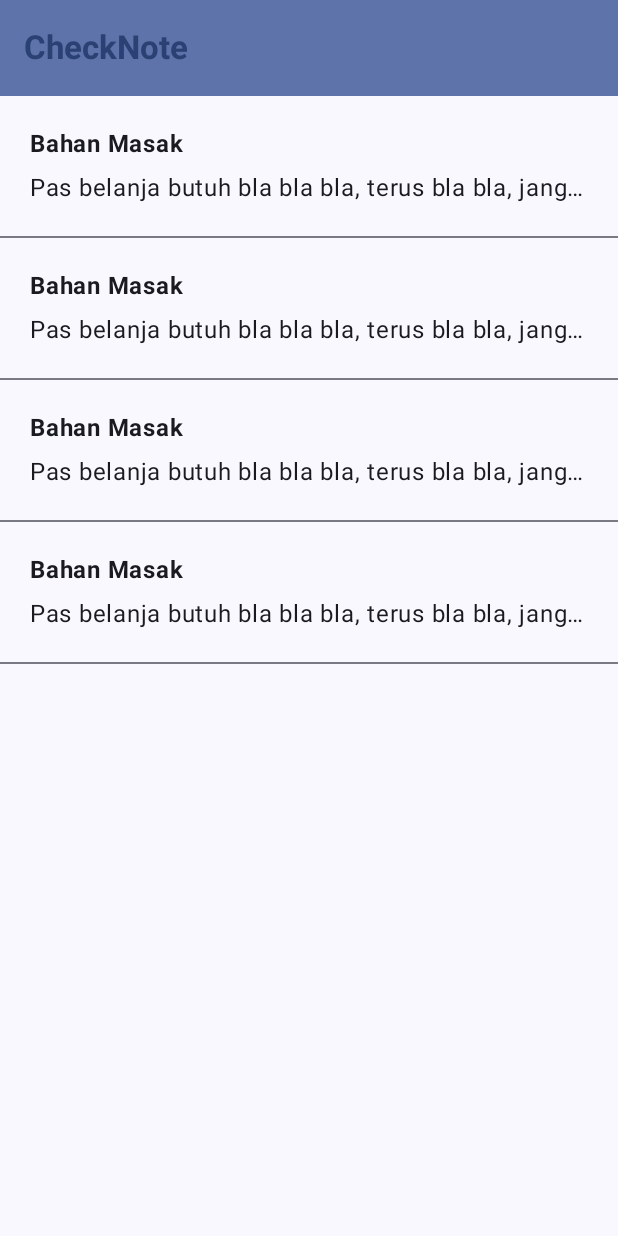
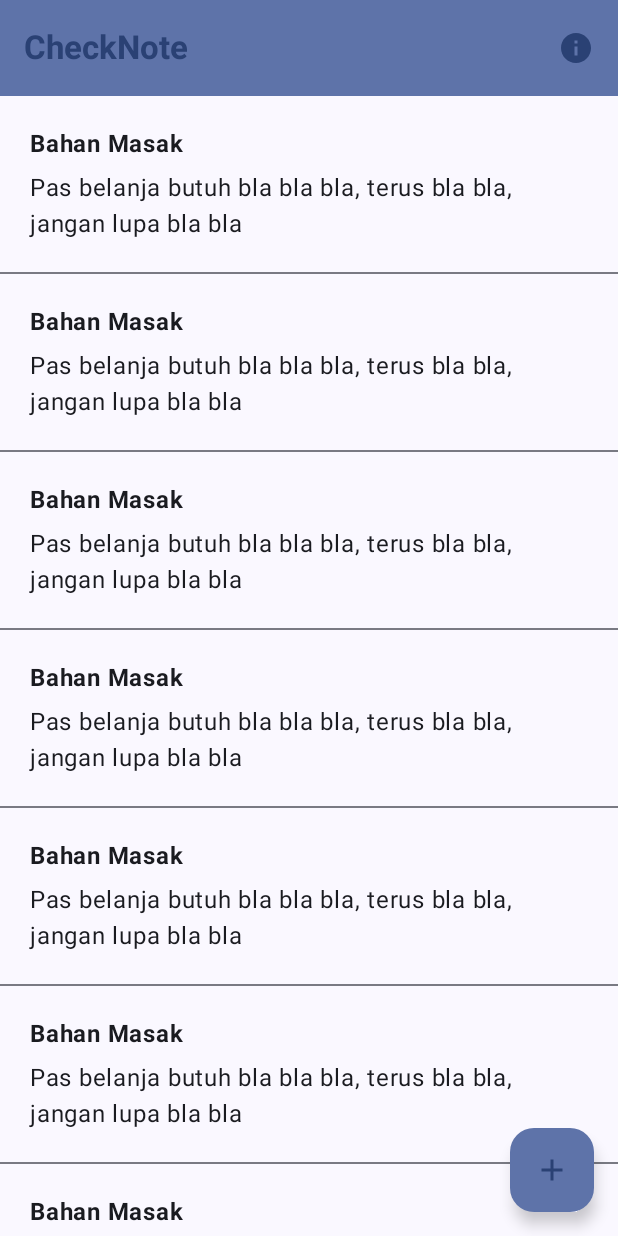
Before and after one commit to luthfirp/checknote, an Android app built with Jetpack Compose: the screen it shows after launch (MainActivity), on a phone screen of 412 x 824 dp. Run offline under Robolectric (Android 15) with nearby library versions, the phone set to English and light mode, and no system bars.

Commit message:
Added Navigation and Raster Image

```diff
--- a/app/src/main/java/org/d3if3082/checknote/MainActivity.kt
+++ b/app/src/main/java/org/d3if3082/checknote/MainActivity.kt
@@ -1,16 +1,13 @@
 package org.d3if3082.checknote
 
-import android.content.res.Configuration
 import android.os.Bundle
 import androidx.activity.ComponentActivity
 import androidx.activity.compose.setContent
 import androidx.compose.foundation.layout.fillMaxSize
 import androidx.compose.material3.MaterialTheme
 import androidx.compose.material3.Surface
-import androidx.compose.runtime.Composable
 import androidx.compose.ui.Modifier
-import androidx.compose.ui.tooling.preview.Preview
-import org.d3if3082.checknote.ui.screen.MainScreen
+import org.d3if3082.checknote.navigation.SetupNavGraoh
 import org.d3if3082.checknote.ui.theme.CheckNoteTheme
 
 class MainActivity : ComponentActivity() {
@@ -23,17 +20,10 @@ class MainActivity : ComponentActivity() {
                     modifier = Modifier.fillMaxSize(),
                     color = MaterialTheme.colorScheme.background
                 ) {
-                   MainScreen()
+//                   MainScreen()
+                    SetupNavGraoh()
                 }
             }
         }
     }
 }
-
-@Preview(uiMode = Configuration.UI_MODE_NIGHT_YES, showBackground = true)
-@Composable
-fun ScreenPreview() {
-    CheckNoteTheme {
-        MainScreen()
-    }
-}
--- /dev/null
+++ b/app/src/main/java/org/d3if3082/checknote/navigation/NavGraph.kt
@@ -0,0 +1,28 @@
+package org.d3if3082.checknote.navigation
+
+import androidx.compose.runtime.Composable
+import androidx.navigation.NavHostController
+import androidx.navigation.compose.NavHost
+import androidx.navigation.compose.composable
+import androidx.navigation.compose.rememberNavController
+import org.d3if3082.checknote.ui.screen.AddNoteScreen
+import org.d3if3082.checknote.ui.screen.InfoScreen
+import org.d3if3082.checknote.ui.screen.MainScreen
+
+@Composable
+fun SetupNavGraoh(navController: NavHostController = rememberNavController()){
+    NavHost(
+        navController = navController,
+        startDestination = Screen.Home.route
+    ) {
+        composable(route = Screen.Home.route) {
+            MainScreen(navController)
+        }
+        composable(route = Screen.Info.route) {
+            InfoScreen(navController)
+        }
+        composable(route = Screen.Add.route) {
+            AddNoteScreen(navController)
+        }
+    }
+}
--- /dev/null
+++ b/app/src/main/java/org/d3if3082/checknote/navigation/Screen.kt
@@ -0,0 +1,7 @@
+package org.d3if3082.checknote.navigation
+
+sealed class Screen(val route: String) {
+    data object Home: Screen("mainScreen")
+    data object Info: Screen("infoScreen")
+    data object Add: Screen("addScreen")
+}
--- a/app/src/main/java/org/d3if3082/checknote/ui/screen/MainScreen.kt
+++ b/app/src/main/java/org/d3if3082/checknote/ui/screen/MainScreen.kt
@@ -1,67 +1,139 @@
 package org.d3if3082.checknote.ui.screen
 
+import android.content.res.Configuration
+import androidx.compose.foundation.Image
+import androidx.compose.foundation.clickable
 import androidx.compose.foundation.layout.Arrangement
 import androidx.compose.foundation.layout.Column
+import androidx.compose.foundation.layout.PaddingValues
 import androidx.compose.foundation.layout.fillMaxSize
 import androidx.compose.foundation.layout.fillMaxWidth
 import androidx.compose.foundation.layout.padding
+import androidx.compose.foundation.layout.size
 import androidx.compose.foundation.lazy.LazyColumn
 import androidx.compose.foundation.lazy.items
+import androidx.compose.material.icons.Icons
+import androidx.compose.material.icons.filled.Add
+import androidx.compose.material.icons.filled.Info
 import androidx.compose.material3.Divider
 import androidx.compose.material3.ExperimentalMaterial3Api
+import androidx.compose.material3.FloatingActionButton
+import androidx.compose.material3.Icon
+import androidx.compose.material3.IconButton
 import androidx.compose.material3.MaterialTheme
 import androidx.compose.material3.Scaffold
 import androidx.compose.material3.Text
 import androidx.compose.material3.TopAppBar
 import androidx.compose.material3.TopAppBarDefaults
 import androidx.compose.runtime.Composable
+import androidx.compose.ui.Alignment
 import androidx.compose.ui.Modifier
+import androidx.compose.ui.platform.LocalContext
+import androidx.compose.ui.res.painterResource
 import androidx.compose.ui.res.stringResource
 import androidx.compose.ui.text.font.FontWeight
 import androidx.compose.ui.text.style.TextOverflow
+import androidx.compose.ui.tooling.preview.Preview
 import androidx.compose.ui.unit.dp
 import androidx.lifecycle.viewmodel.compose.viewModel
+import androidx.navigation.NavHostController
+import androidx.navigation.compose.rememberNavController
 import org.d3if3082.checknote.R
 import org.d3if3082.checknote.model.Note
+import org.d3if3082.checknote.navigation.Screen
+import org.d3if3082.checknote.ui.theme.CheckNoteTheme
 
 @OptIn(ExperimentalMaterial3Api::class)
 @Composable
-fun MainScreen() {
+fun MainScreen(navController: NavHostController) {
+    val context = LocalContext.current
     Scaffold(
         topBar = {
             TopAppBar(
-                colors = TopAppBarDefaults.topAppBarColors(
+                    colors = TopAppBarDefaults.topAppBarColors(
                     containerColor = MaterialTheme.colorScheme.primaryContainer,
                     titleContentColor = MaterialTheme.colorScheme.primary,
                 ),
                 title = {
                     Text(text = stringResource(id = R.string.app_name), fontWeight = FontWeight.Bold)
+                },
+                actions = {
+                    IconButton(
+                        onClick = {
+                            navController.navigate(Screen.Info.route)
+                        }
+                    ) {
+                        Icon(
+                            imageVector = Icons.Filled.Info,
+                            contentDescription = null,
+                            tint = MaterialTheme.colorScheme.primary
+                        )
+                    }
                 }
             )
         },
+        floatingActionButton = {
+            FloatingActionButton(
+                onClick = { navController.navigate(Screen.Add.route) }
+            ) {
+                Icon(
+                    imageVector = Icons.Filled.Add,
+                    contentDescription = null,
+                    tint = MaterialTheme.colorScheme.primary
+                )
+            }
+        }
     ) { padding ->
         ScreenContent(Modifier.padding(padding))
     }
 }
 
+
 @Composable
 fun ScreenContent(modifier: Modifier) {
     val viewModel: MainViewModel = viewModel()
     val data = viewModel.data
-    LazyColumn(
-        modifier = modifier.fillMaxSize()
-    ) {
-        items(data) {
-            ListItem(note = it)
-            Divider()
+    val context = LocalContext.current
+    if (data.isEmpty()) {
+        Column(
+            modifier = modifier
+                .fillMaxWidth()
+                .padding(top = 100.dp),
+            verticalArrangement = Arrangement.Center,
+            horizontalAlignment = Alignment.CenterHorizontally
+        ) {
+            Image(
+                painter = painterResource(id = R.drawable.note),
+                contentDescription = null,
+                modifier = modifier.size(250.dp)
+            )
+            Text(
+                text = stringResource(id = R.string.list_kosong),
+            )
+        }
+    }
+    else {
+        LazyColumn(
+            modifier = modifier.fillMaxSize(),
+            contentPadding = PaddingValues(bottom = 78.dp)
+        ) {
+            items(data) {
+                ListItem(note = it) {
+                    val feedback = context.getString(R.string.list_click, it.judul)
+                }
+                Divider()
+            }
         }
     }
 }
 
 @Composable
-fun ListItem(note: Note) {
+fun ListItem(note: Note, onClick: () -> Unit) {
     Column(
-        modifier = Modifier.fillMaxWidth().padding(20.dp),
+        modifier = Modifier
+            .fillMaxWidth()
+            .padding(20.dp)
+            .clickable { onClick() },
         verticalArrangement = Arrangement.spacedBy(5.dp)
     ) {
         Text(
@@ -72,8 +144,15 @@ fun ListItem(note: Note) {
         )
         Text(
             text = note.desc,
-            maxLines = 1,
             overflow = TextOverflow.Ellipsis
         )
     }
 }
+
+@Preview(uiMode = Configuration.UI_MODE_NIGHT_YES, showBackground = true)
+@Composable
+fun ScreenPreview() {
+    CheckNoteTheme {
+        MainScreen(rememberNavController())
+    }
+}
--- a/app/src/main/java/org/d3if3082/checknote/ui/screen/MainViewModel.kt
+++ b/app/src/main/java/org/d3if3082/checknote/ui/screen/MainViewModel.kt
@@ -8,7 +8,7 @@ class MainViewModel : ViewModel() {
 
     private fun getDataNote(): List<Note> {
         val data = mutableListOf<Note>()
-        for (i in 1 until 5) {
+        for (i in 1 until 8) {
             data.add(
                 Note(
                     i.toLong(),
```
Also changed, not shown: app/src/main/java/org/d3if3082/checknote/ui/screen/AddNoteScreen.kt (added, +124 -0 lines), app/src/main/java/org/d3if3082/checknote/ui/screen/InfoScreen.kt (added, +67 -0 lines), app/src/main/res/values/strings.xml (+13 -0 lines), app/src/main/res/drawable-hdpi/note.png (added), app/src/main/res/drawable-ldpi/note.png (added), app/src/main/res/drawable-mdpi/note.png (added), app/src/main/res/drawable-xhdpi/note.png (added), app/src/main/res/drawable-xxhdpi/note.png (added), app/src/main/res/drawable-xxxhdpi/note.png (added).
